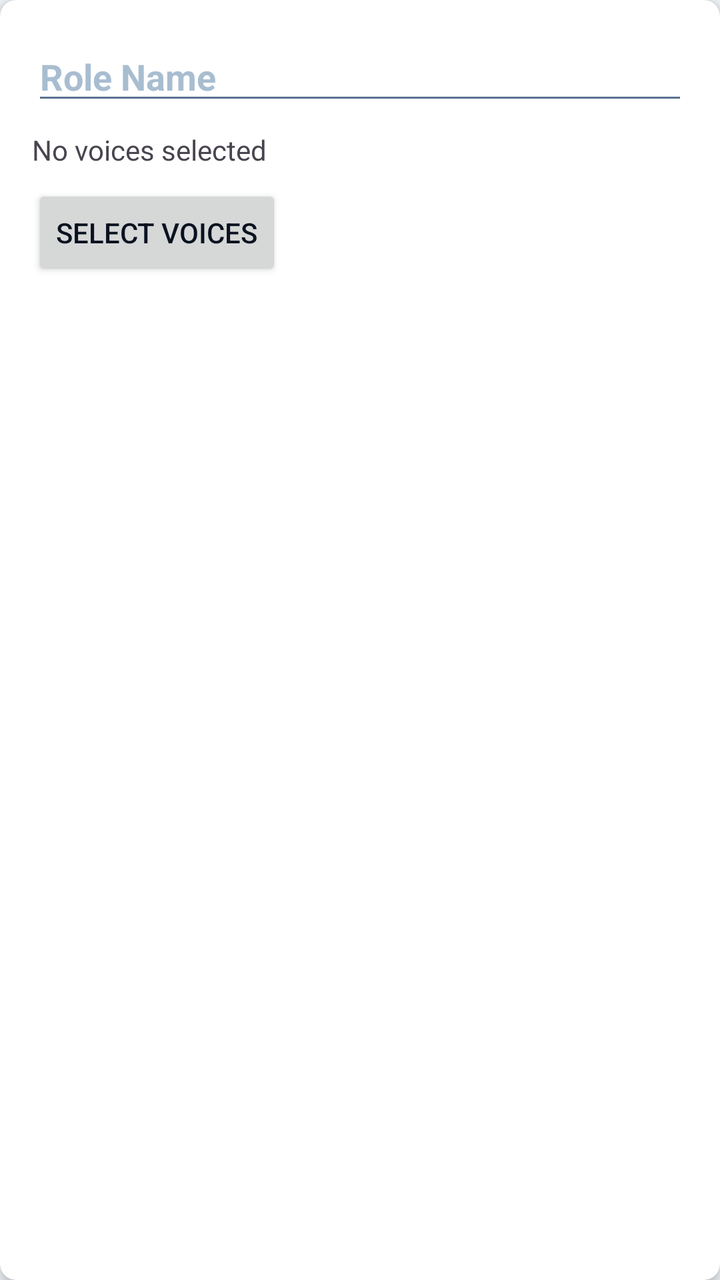
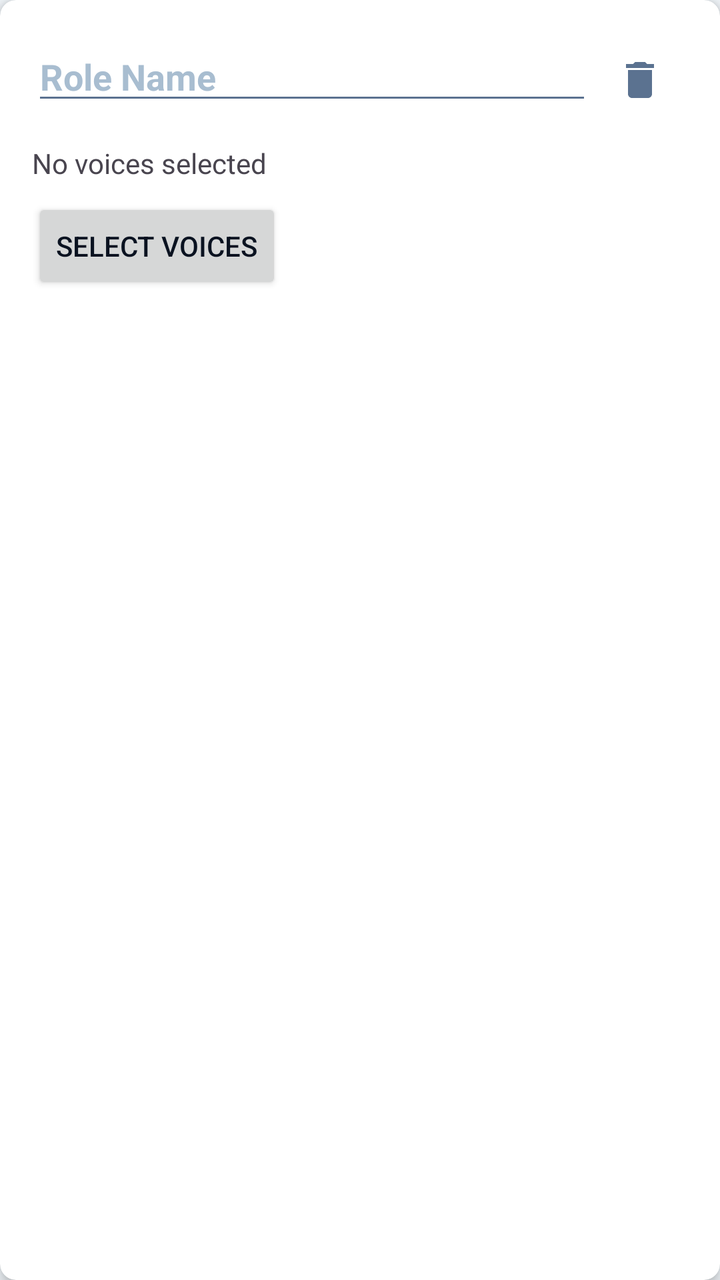

An Android layout rendered at two revisions. The XML below is the earlier revision; the diff shows what the commit changed to produce the second picture.
<!-- AndroidManifest.xml: application theme Theme.Conducto2 -->
<!-- res/layout/item_role.xml -->
<?xml version="1.0" encoding="utf-8"?>
<androidx.cardview.widget.CardView xmlns:android="http://schemas.android.com/apk/res/android"
    xmlns:app="http://schemas.android.com/apk/res-auto"
    android:layout_width="match_parent"
    android:layout_height="wrap_content"
    android:layout_margin="8dp"
    app:cardCornerRadius="8dp"
    app:cardElevation="4dp">

    <LinearLayout
        android:layout_width="match_parent"
        android:layout_height="wrap_content"
        android:orientation="vertical"
        android:padding="16dp">

        <EditText
            android:id="@+id/et_role_name"
            android:layout_width="match_parent"
            android:layout_height="wrap_content"
            android:hint="Role Name"
            android:textSize="18sp"
            android:textStyle="bold" />

        <TextView
            android:id="@+id/tv_selected_voices"
            android:layout_width="match_parent"
            android:layout_height="wrap_content"
            android:layout_marginTop="8dp"
            android:text="No voices selected" />

        <Button
            android:id="@+id/btn_select_voices"
            android:layout_width="wrap_content"
            android:layout_height="wrap_content"
            android:layout_marginTop="8dp"
            android:text="Select Voices" />

    </LinearLayout>

</androidx.cardview.widget.CardView>
<!-- resources referenced by this layout -->
<resources>
  <color name="brand_primary">@color/navy_950</color>
  <color name="white">#FFFFFFFF</color>
  <color name="navy_100">#FFD9E8F4</color>
  <color name="navy_900">#FF0E1B2E</color>
  <color name="brand_accent">@color/gold_700</color>
  <color name="gold_50">#FFFBF5E8</color>
  <color name="gold_900">#FF7A5518</color>
  <color name="green_600">#FF2E7D52</color>
  <color name="green_50">#FFE6F4EE</color>
  <color name="green_700">#FF1B5E38</color>
  <color name="error">@color/red_700</color>
  <color name="error_container">@color/red_50</color>
  <color name="red_700">#FF8B2222</color>
  <color name="background_surface">@color/white</color>
  <color name="text_primary">@color/navy_950</color>
  <color name="background_app">@color/navy_50</color>
  <color name="text_secondary">@color/navy_400</color>
  <color name="navy_50">#FFF2F7FB</color>
  <color name="border_default">@color/navy_100</color>
  <color name="text_hint">@color/navy_200</color>
  <color name="text_link">@color/brand_accent</color>
  <color name="ripple_on_light">#1A0E1B2E</color>
  <style name="Shape.Conducto.Small" parent="ShapeAppearance.Material3.SmallComponent">
          <item name="cornerSize">8dp</item>
      </style>
  <style name="Shape.Conducto.Medium" parent="ShapeAppearance.Material3.MediumComponent">
          <item name="cornerSize">12dp</item>
      </style>
  <style name="Shape.Conducto.Large" parent="ShapeAppearance.Material3.LargeComponent">
          <item name="cornerSize">16dp</item>
      </style>
  <color name="navy_950">#FF0A1220</color>
  <color name="gold_700">#FFB5822A</color>
  <color name="red_50">#FFFDEAEA</color>
  <color name="navy_400">#FF5B7290</color>
  <color name="navy_200">#FFA8BDD0</color>
  <color name="btn_primary_bg">@color/brand_primary</color>
  <color name="btn_primary_text">@color/white</color>
  <color name="ripple_on_dark">#33FFFFFF</color>
  <color name="toolbar_background">@color/brand_primary</color>
  <color name="toolbar_title">@color/white</color>
  <color name="toolbar_subtitle">@color/navy_200</color>
  <style name="TextAppearance.Conducto.Title" parent="TextAppearance.Material3.TitleMedium">
          <item name="android:fontFamily">sans-serif-medium</item>
          <item name="android:textColor">@color/text_primary</item>
          <item name="android:textSize">16sp</item>
      </style>
  <color name="fab_background">@color/gold_700</color>
  <color name="fab_icon">@color/white</color>
  <style name="Shape.Conducto.Pill" parent="ShapeAppearance.Material3.LargeComponent">
          <item name="cornerSize">50%</item>
      </style>
  <color name="input_background">@color/navy_50</color>
  <color name="input_border">@color/navy_100</color>
  <color name="input_hint">@color/navy_200</color>
  <style name="TextAppearance.Conducto.Caption" parent="TextAppearance.Material3.LabelMedium">
          <item name="android:fontFamily">sans-serif</item>
          <item name="android:textColor">@color/text_tertiary</item>
          <item name="android:textSize">12sp</item>
      </style>
  <style name="TextAppearance.Conducto.BodySmall" parent="TextAppearance.Material3.BodySmall">
          <item name="android:fontFamily">sans-serif</item>
          <item name="android:textColor">@color/text_secondary</item>
          <item name="android:textSize">12sp</item>
      </style>
  <color name="nav_background">@color/white</color>
  <color name="text_tertiary">@color/navy_300</color>
  <color name="navy_300">#FF6B8099</color>
  <!-- unchanged entries left out for length: 8 -->
</resources>

<!-- the commit's change to res/layout/item_role.xml (unified diff, before → after) -->
@@ -13,13 +13,29 @@
         android:orientation="vertical"
         android:padding="16dp">
 
-        <EditText
-            android:id="@+id/et_role_name"
+        <RelativeLayout
             android:layout_width="match_parent"
-            android:layout_height="wrap_content"
-            android:hint="Role Name"
-            android:textSize="18sp"
-            android:textStyle="bold" />
+            android:layout_height="wrap_content">
+
+            <EditText
+                android:id="@+id/et_role_name"
+                android:layout_width="match_parent"
+                android:layout_height="wrap_content"
+                android:layout_toStartOf="@id/btn_delete_role"
+                android:hint="Role Name"
+                android:textSize="18sp"
+                android:textStyle="bold" />
+
+            <ImageButton
+                android:id="@+id/btn_delete_role"
+                android:layout_width="48dp"
+                android:layout_height="48dp"
+                android:layout_alignParentEnd="true"
+                android:layout_centerVertical="true"
+                android:background="?attr/selectableItemBackgroundBorderless"
+                android:src="@drawable/ic_delete"
+                android:contentDescription="Delete Role" />
+        </RelativeLayout>
 
         <TextView
             android:id="@+id/tv_selected_voices"
<!-- resource entries referenced after the edit -->
@@ -1,5 +1,16 @@
 <!-- resources referenced by this layout -->
 <resources>
+  <!-- drawable ic_delete (drawable) -->
+  <vector xmlns:android="http://schemas.android.com/apk/res/android"
+      android:width="24dp"
+      android:height="24dp"
+      android:viewportWidth="24.0"
+      android:viewportHeight="24.0"
+      android:tint="?attr/colorControlNormal">
+      <path
+          android:fillColor="@android:color/white"
+          android:pathData="M6,19c0,1.1 0.9,2 2,2h8c1.1,0 2,-0.9 2,-2V7H6v12zM19,4h-3.5l-1,-1h-5l-1,1H5v2h14V4z"/>
+  </vector>
   <color name="brand_primary">@color/navy_950</color>
   <color name="white">#FFFFFFFF</color>
   <color name="navy_100">#FFD9E8F4</color>
